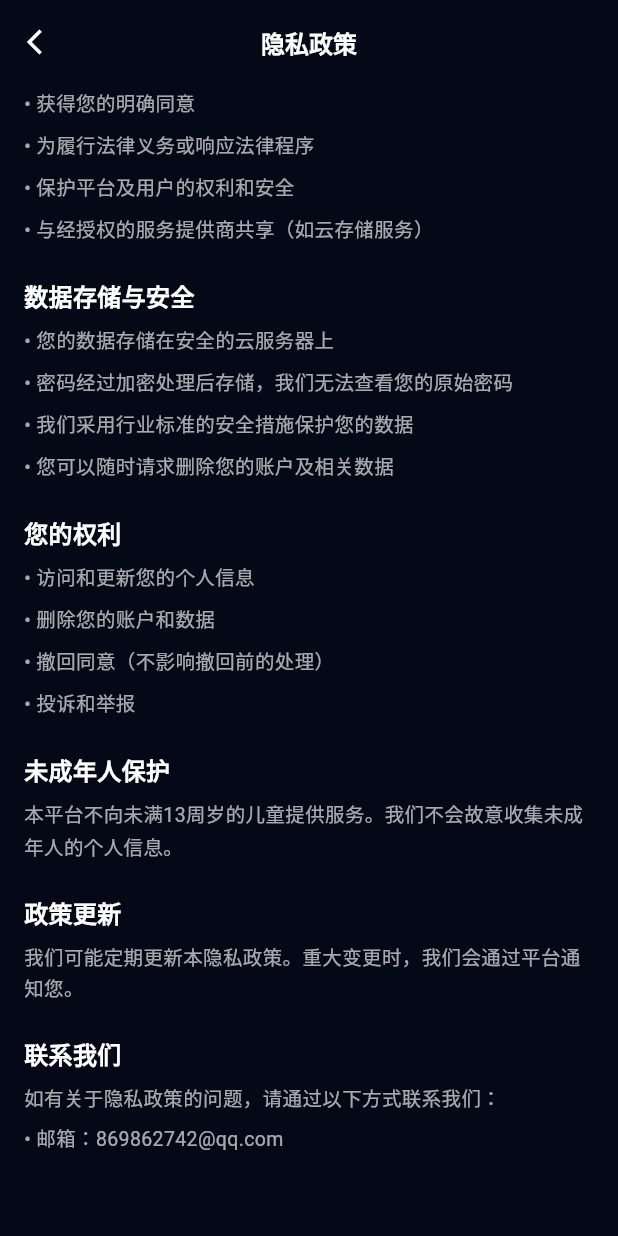
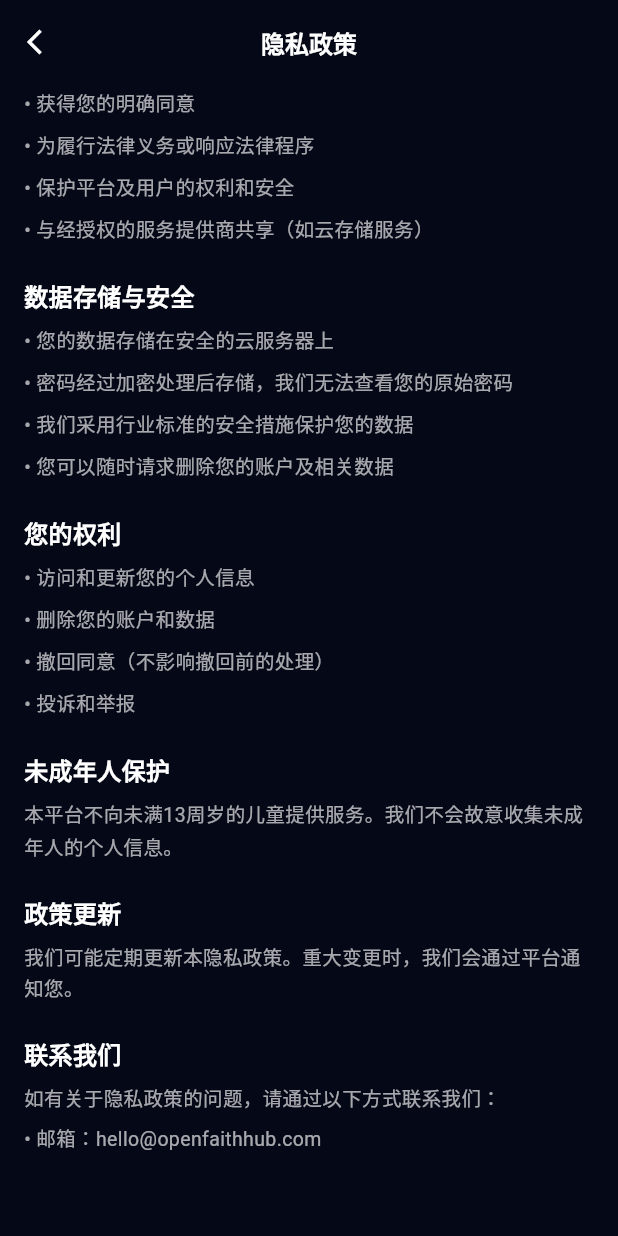
Before and after one commit to 869862742-stack/openfaith-app, a Flutter app: the PrivacyPolicyScreen screen opened directly, scrolled down 640 dp, on a phone screen of 412 x 824 dp. Run offline on Flutter 3.47's test engine with Material 3 defaults, Android fonts, the phone set to English and light mode, and no system bars; our stand-ins replace cached_network_image, file_picker, shared_preferences, supabase_flutter; missing offline and left inert: postgrest, shorebird_code_push; accounts and stored records are empty.

Commit message:
fix: 联系邮箱改为 hello@openfaithhub.com

```diff
--- a/lib/screens/sidebar_pages/privacy_policy_screen.dart
+++ b/lib/screens/sidebar_pages/privacy_policy_screen.dart
@@ -88,7 +88,7 @@ class PrivacyPolicyScreen extends StatelessWidget {
             const SizedBox(height: 16),
             _buildSection('联系我们', [
               '如有关于隐私政策的问题，请通过以下方式联系我们：',
-              '• 邮箱：869862742@qq.com',
+              '• 邮箱：hello@openfaithhub.com',
             ]),
             const SizedBox(height: 32),
           ],
--- a/lib/screens/sidebar_pages/terms_of_service_screen.dart
+++ b/lib/screens/sidebar_pages/terms_of_service_screen.dart
@@ -75,7 +75,7 @@ class TermsOfServiceScreen extends StatelessWidget {
             const SizedBox(height: 16),
             _buildSection('联系我们', [
               '如对本用户协议有疑问，请通过以下方式联系我们：',
-              '• 邮箱：869862742@qq.com',
+              '• 邮箱：hello@openfaithhub.com',
             ]),
             const SizedBox(height: 32),
           ],
```
